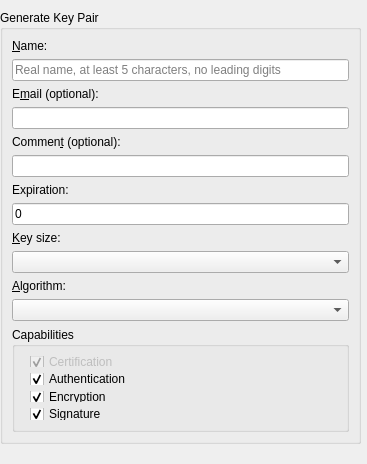
KDE/kgpg, file kgpgkeygenerate.ui: the form before one commit.
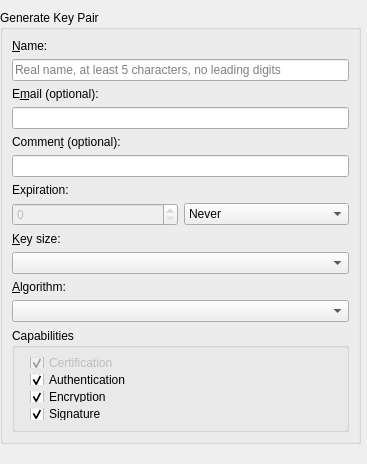
The form after the commit.

Commit message: Fix overlaping UI elements in key generate dialog. REVIEW: 129269

What changed in the file:
```diff
--- a/kgpgkeygenerate.ui
+++ b/kgpgkeygenerate.ui
@@ -83,11 +83,47 @@
      </widget>
     </item>
     <item>
-     <widget class="QLineEdit" name="m_days">
-      <property name="text">
-       <string>0</string>
-      </property>
-     </widget>
+     <layout class="QHBoxLayout" name="horizontalLayout">
+      <item>
+       <widget class="QSpinBox" name="m_days">
+        <property name="enabled">
+         <bool>false</bool>
+        </property>
+        <property name="maximum">
+         <number>9999</number>
+        </property>
+       </widget>
+      </item>
+      <item>
+       <widget class="QComboBox" name="m_keyexp">
+        <item>
+         <property name="text">
+          <string comment="Key will not expire">Never</string>
+         </property>
+        </item>
+        <item>
+         <property name="text">
+          <string>Days</string>
+         </property>
+        </item>
+        <item>
+         <property name="text">
+          <string>Weeks</string>
+         </property>
+        </item>
+        <item>
+         <property name="text">
+          <string>Months</string>
+         </property>
+        </item>
+        <item>
+         <property name="text">
+          <string>Years</string>
+         </property>
+        </item>
+       </widget>
+      </item>
+     </layout>
     </item>
     <item>
      <widget class="QLabel" name="label_4">
```
Left out of the diff: 3 changed lines with no effect on the pictures. The commit also changes 2 other files.
